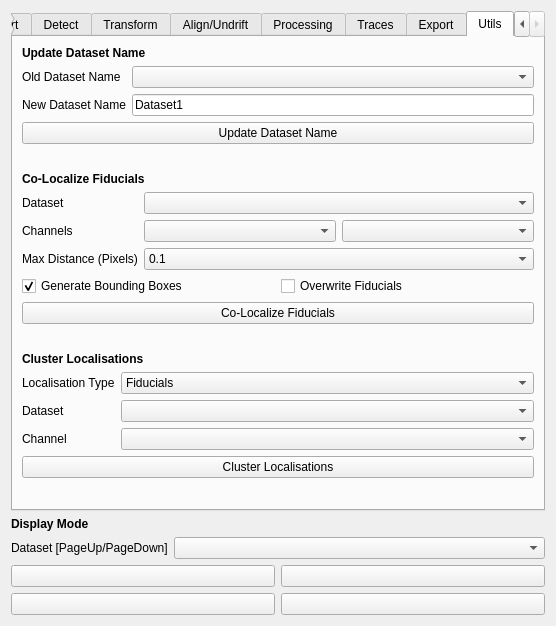
The window that src/napari_gapseq2/widget_ui.ui (piedrro/napari-GapSeq2) describes before a commit, drawn with Qt 5.
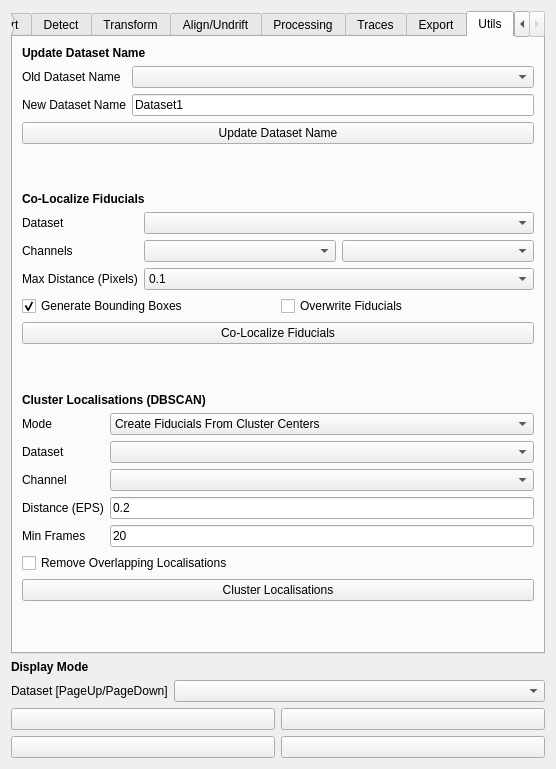
The same window after the commit. The open tabs and pages were chosen to show the change.

Commit message: added fiducial clustering

Diff of the .ui file:
```diff
--- a/src/napari_gapseq2/widget_ui.ui
+++ b/src/napari_gapseq2/widget_ui.ui
@@ -7,7 +7,7 @@
     <x>0</x>
     <y>0</y>
     <width>556</width>
-    <height>625</height>
+    <height>769</height>
    </rect>
   </property>
   <property name="windowTitle">
@@ -2105,7 +2105,7 @@
           </font>
          </property>
          <property name="text">
-          <string>Cluster Localisations</string>
+          <string>Cluster Localisations (DBSCAN)</string>
          </property>
         </widget>
        </item>
@@ -2134,7 +2134,7 @@
          <item row="0" column="0">
           <widget class="QLabel" name="label_19">
            <property name="text">
-            <string>Localisation Type</string>
+            <string>Mode</string>
            </property>
           </widget>
          </item>
@@ -2142,7 +2142,7 @@
           <widget class="QComboBox" name="cluster_mode">
            <item>
             <property name="text">
-             <string>Fiducials</string>
+             <string>Create Fiducials From Cluster Centers</string>
             </property>
            </item>
            <item>
@@ -2152,8 +2152,43 @@
            </item>
           </widget>
          </item>
+         <item row="3" column="0">
+          <widget class="QLabel" name="label_60">
+           <property name="text">
+            <string>Distance (EPS)</string>
+           </property>
+          </widget>
+         </item>
+         <item row="3" column="1">
+          <widget class="QLineEdit" name="cluster_eps">
+           <property name="text">
+            <string>0.2</string>
+           </property>
+          </widget>
+         </item>
+         <item row="4" column="0">
+          <widget class="QLabel" name="label_61">
+           <property name="text">
+            <string>Min Frames </string>
+           </property>
+          </widget>
+         </item>
+         <item row="4" column="1">
+          <widget class="QLineEdit" name="dbscan_min_samples">
+           <property name="text">
+            <string>20</string>
+           </property>
+          </widget>
+         </item>
         </layout>
        </item>
+       <item>
+        <widget class="QCheckBox" name="dbscan_remove_overlapping">
+         <property name="text">
+          <string>Remove Overlapping Localisations</string>
+         </property>
+        </widget>
+       </item>
        <item>
         <widget class="QPushButton" name="cluster_localisations">
          <property name="text">
```
Left out of the diff: 6 changed lines with no effect on the pictures. The commit also changes 8 other files.
